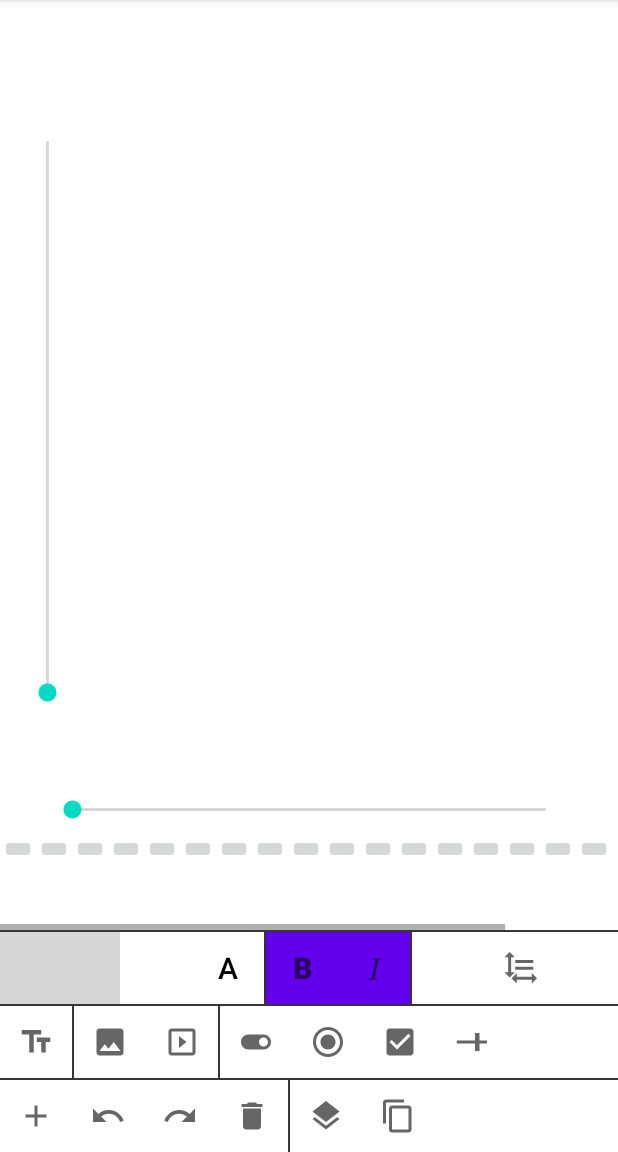
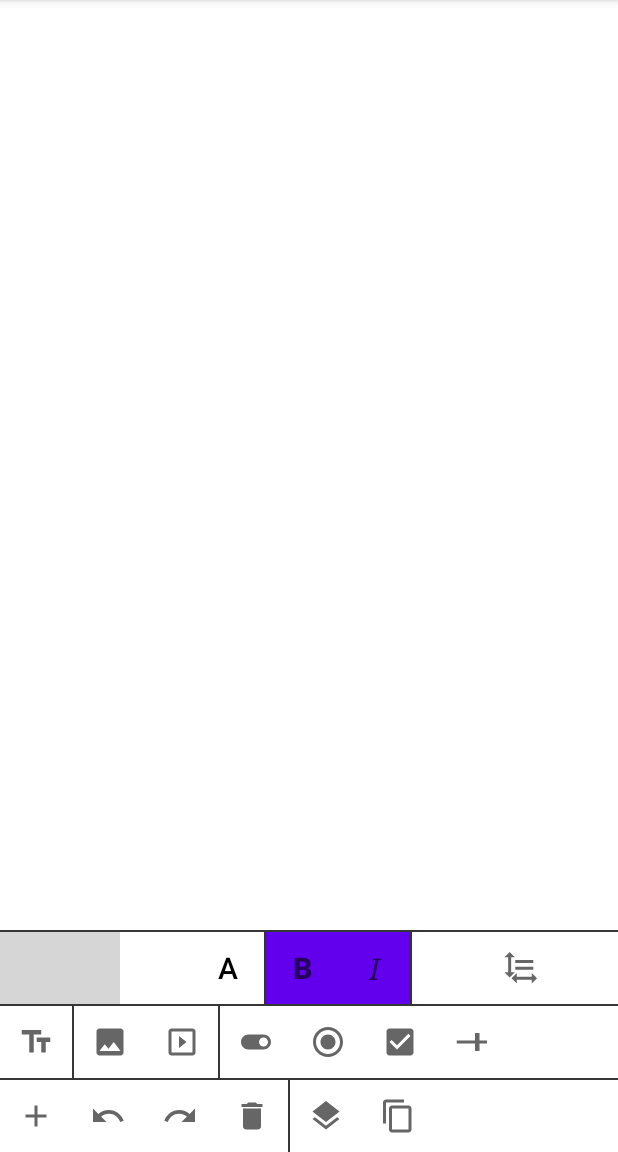
Before and after one commit to roomedia/dakku, an Android app: the DiaryEditorActivity screen opened directly, with no data from a screen before it, after a tap on "편집", on a phone screen of 412 x 824 dp, the part 84-1236 px from its top. Run offline under Robolectric (Android 15) with nearby library versions, the phone set to English and light mode, and no system bars; our stand-ins replace Room's generated code, data binding; libraries missing offline, so code that uses them is left out: com.airbnb.paris; Roboto replaces fonts that are not available here; 7 statements that could not run were skipped; grey boxes are pictures that could not be loaded.

Commit message:
스티커 클릭 시 스티커 타입 기반 ui 노출 변경

```diff
--- a/app/src/main/java/com/roomedia/dakku/ui/editor/DiaryEditorActivity.kt
+++ b/app/src/main/java/com/roomedia/dakku/ui/editor/DiaryEditorActivity.kt
@@ -57,6 +57,11 @@ class DiaryEditorActivity : AppCompatActivity() {
 
             transformGestureDetector.setEnable(isEdit)
             binding.commonMenuHandlers?.setVisibility(isEdit)
+
+            val visibility = if (isEdit) View.VISIBLE else View.GONE
+            binding.seekBarMenu.root.visibility = visibility
+            binding.colorMenu.root.visibility = visibility
+
             if (!isEdit) {
                 selectSticker(null)
                 stickerViewModel.save(binding.diaryFrame)
--- a/app/src/main/java/com/roomedia/dakku/ui/editor/menu/AddMenuHandlers.kt
+++ b/app/src/main/java/com/roomedia/dakku/ui/editor/menu/AddMenuHandlers.kt
@@ -2,7 +2,6 @@ package com.roomedia.dakku.ui.editor.menu
 
 import android.view.View
 import android.widget.FrameLayout
-import androidx.annotation.IdRes
 import androidx.lifecycle.MutableLiveData
 import com.roomedia.dakku.ui.editor.DiaryEditorActivity
 import com.roomedia.dakku.ui.editor.sticker.StickerImageViewImpl
--- a/app/src/main/java/com/roomedia/dakku/ui/editor/menu/TextMenuHandlers.kt
+++ b/app/src/main/java/com/roomedia/dakku/ui/editor/menu/TextMenuHandlers.kt
@@ -10,7 +10,6 @@ import androidx.lifecycle.LifecycleOwner
 import androidx.lifecycle.MutableLiveData
 import com.roomedia.dakku.R
 import com.roomedia.dakku.databinding.ActivityDiaryEditorBinding
-import com.roomedia.dakku.ui.editor.sticker.StickerImageViewImpl
 import com.roomedia.dakku.ui.editor.sticker.StickerTextViewImpl
 import com.roomedia.dakku.ui.editor.sticker.StickerView
 
@@ -48,19 +47,29 @@ class TextMenuHandlers(
         }
 
         selectedSticker.observe(lifecycleOwner) { stickerView ->
-            (stickerView as? StickerTextViewImpl)?.apply {
-                isBold.set(typeface.isBold)
-                isItalic.set(typeface.isItalic)
+            when (stickerView) {
+                is StickerTextViewImpl -> {
+                    isBold.set(stickerView.typeface.isBold)
+                    isItalic.set(stickerView.typeface.isItalic)
 
-                fontSpinner.setSelection(fontIndex)
-                observableTextSize.set(textSize)
-                observableTextColor.set(currentTextColor)
+                    fontSpinner.setSelection(stickerView.fontIndex)
+                    observableTextSize.set(stickerView.textSize)
+                    observableTextColor.set(stickerView.currentTextColor)
 
-                verticalSeekBarListener?.setSticker(stickerView)
-                horizontalSeekBarListener?.setSticker(stickerView)
+                    verticalSeekBarListener?.setSticker(stickerView)
+                    horizontalSeekBarListener?.setSticker(stickerView)
 
-                alignIndex = Alignments.indexOf(gravity)
-                alignIcon.set(AlignmentIcons[alignIndex])
+                    alignIndex = Alignments.indexOf(stickerView.gravity)
+                    alignIcon.set(AlignmentIcons[alignIndex])
+                }
+                else -> {
+                    verticalSeekBarListener = null
+                    horizontalSeekBarListener = null
+
+                    verticalSeekBar.visibility = View.GONE
+                    horizontalSeekBar.visibility = View.GONE
+                    binding.colorMenu.colorContainer.visibility = View.GONE
+                }
             }
         }
     }
--- a/app/src/main/res/layout/menu_color.xml
+++ b/app/src/main/res/layout/menu_color.xml
@@ -1,6 +1,7 @@
 <?xml version="1.0" encoding="utf-8"?>
 <!--suppress HardCodedText -->
-<layout xmlns:android="http://schemas.android.com/apk/res/android"
+<layout xmlns:tools="http://schemas.android.com/tools"
+    xmlns:android="http://schemas.android.com/apk/res/android"
     xmlns:app="http://schemas.android.com/apk/res-auto">
 
     <data>
@@ -10,8 +11,7 @@
     <HorizontalScrollView
         android:id="@+id/colorMenu"
         android:layout_width="match_parent"
-        android:layout_height="64dp"
-        android:background="?attr/colorOnPrimary"
+        android:layout_height="wrap_content"
         app:layout_constraintBottom_toBottomOf="parent"
         app:layout_constraintEnd_toEndOf="parent"
         app:layout_constraintStart_toStartOf="parent">
@@ -19,8 +19,10 @@
         <LinearLayout
             android:id="@+id/colorContainer"
             android:layout_width="wrap_content"
-            android:layout_height="match_parent"
-            android:orientation="horizontal" />
+            android:layout_height="64dp"
+            android:orientation="horizontal"
+            android:visibility="gone"
+            tools:visibility="visible" />
 
     </HorizontalScrollView>
 </layout>
--- a/app/src/main/res/layout/menu_seek_bar.xml
+++ b/app/src/main/res/layout/menu_seek_bar.xml
@@ -1,6 +1,7 @@
 <?xml version="1.0" encoding="utf-8"?>
 <androidx.constraintlayout.widget.ConstraintLayout xmlns:android="http://schemas.android.com/apk/res/android"
     xmlns:app="http://schemas.android.com/apk/res-auto"
+    xmlns:tools="http://schemas.android.com/tools"
     android:id="@+id/seekBarContainer"
     android:layout_width="match_parent"
     android:layout_height="match_parent">
@@ -11,10 +12,13 @@
         android:layout_height="32dp"
         android:layout_marginStart="32dp"
         android:layout_marginEnd="32dp"
+        android:layout_marginBottom="16dp"
         android:max="100"
+        android:visibility="gone"
         app:layout_constraintBottom_toBottomOf="parent"
         app:layout_constraintEnd_toEndOf="parent"
-        app:layout_constraintStart_toStartOf="parent" />
+        app:layout_constraintStart_toStartOf="parent"
+        tools:visibility="visible" />
 
     <SeekBar
         android:id="@+id/verticalSeekBar"
@@ -24,8 +28,10 @@
         android:max="100"
         android:rotation="-90"
         android:translationX="-200dp"
+        android:visibility="gone"
         app:layout_constraintBottom_toBottomOf="parent"
         app:layout_constraintStart_toStartOf="parent"
-        app:layout_constraintTop_toTopOf="parent" />
+        app:layout_constraintTop_toTopOf="parent"
+        tools:visibility="visible" />
 
 </androidx.constraintlayout.widget.ConstraintLayout>
```
